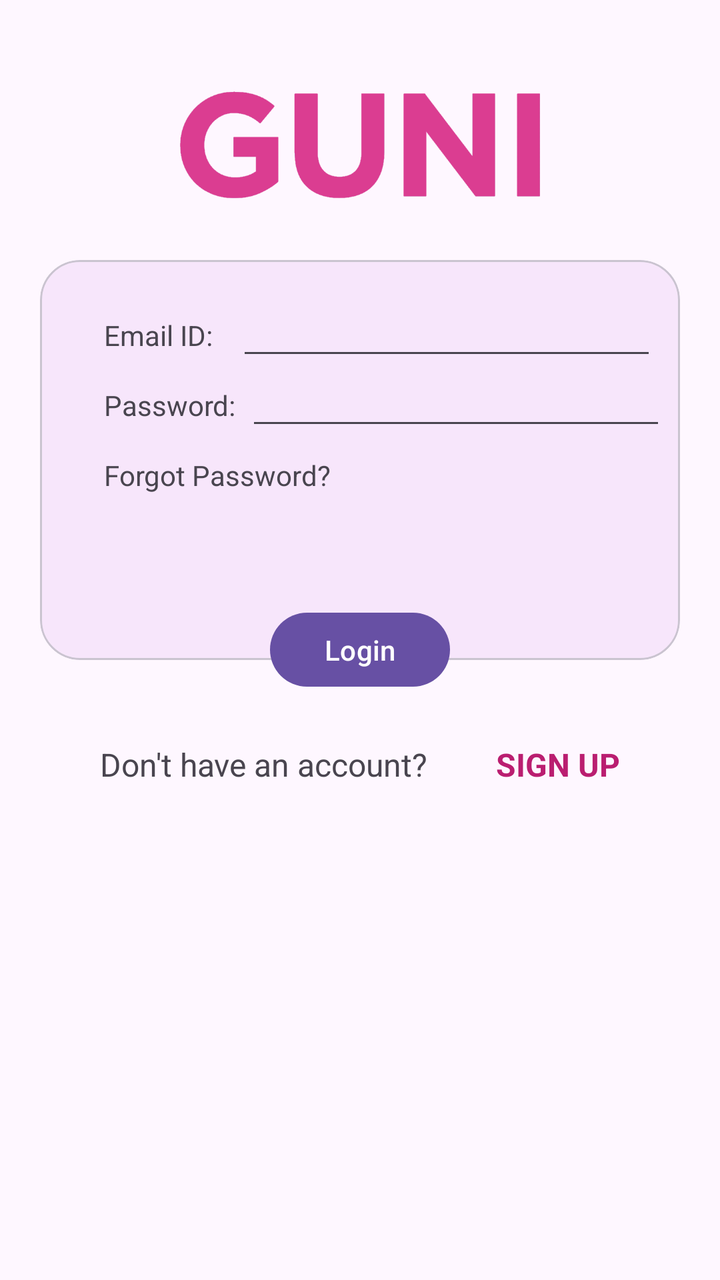
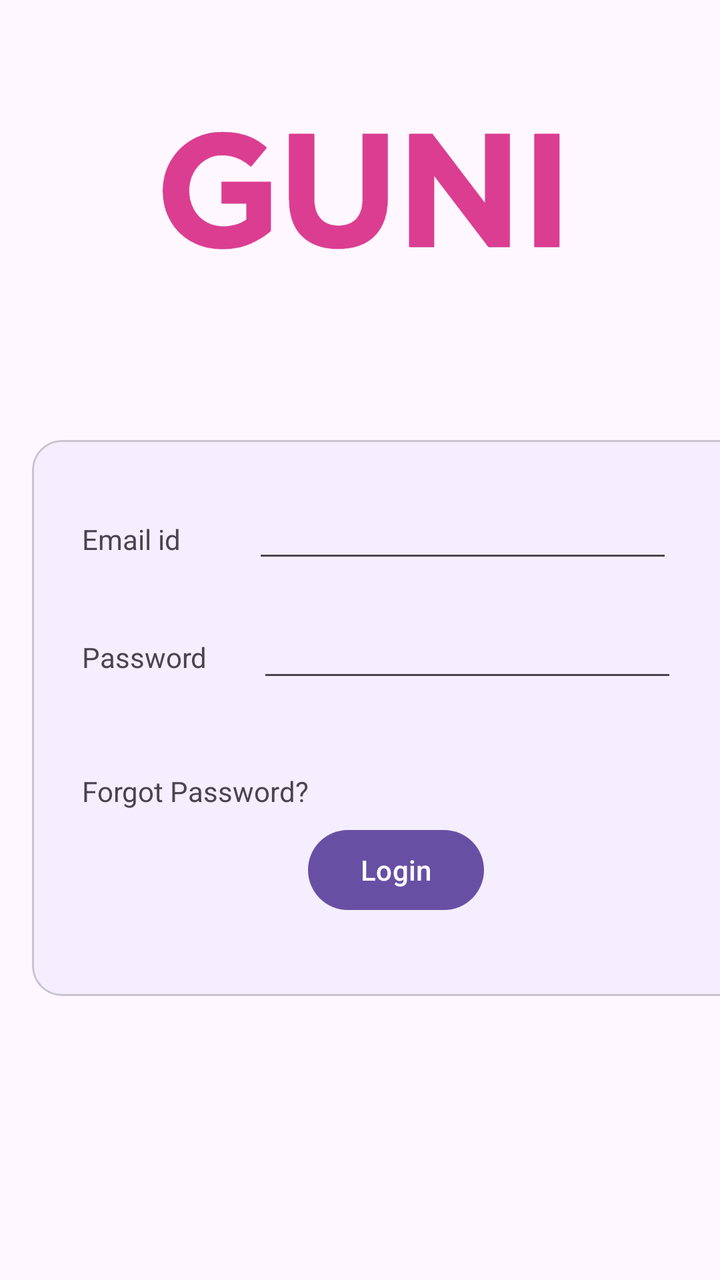

The first picture is an Android layout as it rendered before a commit; the second is the same layout after the commit. The layout source and the unified diff follow.
<!-- AndroidManifest.xml: application theme Theme.Mad_Practical_3_24012011013 -->
<!-- res/layout/activity_login.xml -->
<?xml version="1.0" encoding="utf-8"?>
<androidx.constraintlayout.widget.ConstraintLayout
    android:id="@+id/main"
    xmlns:android="http://schemas.android.com/apk/res/android"
    xmlns:app="http://schemas.android.com/apk/res-auto"
    xmlns:tools="http://schemas.android.com/tools"
    android:layout_width="match_parent"
    android:layout_height="match_parent"
    tools:context=".LoginActivity">


    <ImageView
        android:id="@+id/imageView"
        android:layout_width="match_parent"
        android:layout_height="130dp"
        app:layout_constraintBaseline_toTopOf="parent"
        app:srcCompat="@drawable/guni_pink_logo"
        />

    <com.google.android.material.card.MaterialCardView
        android:id="@+id/materialCardView"
        android:layout_width="0dp"
        android:layout_height="200dp"
        android:layout_marginHorizontal="20dp"
        app:cardBackgroundColor="#F7E6FB"
        app:cardCornerRadius="20dp"
        app:layout_constraintEnd_toEndOf="parent"
        app:layout_constraintStart_toStartOf="parent"
        app:layout_constraintTop_toBottomOf="@id/imageView">

        <androidx.constraintlayout.widget.ConstraintLayout
            android:layout_width="match_parent"
            android:layout_height="match_parent">

            <TextView
                android:id="@+id/textView2"
                android:layout_width="wrap_content"
                android:layout_height="wrap_content"
                android:layout_marginStart="32dp"
                android:layout_marginTop="28dp"
                android:text="Email ID:"
                app:layout_constraintStart_toStartOf="parent"
                app:layout_constraintTop_toTopOf="parent" />

            <TextView
                android:id="@+id/textView3"
                android:layout_width="wrap_content"
                android:layout_height="wrap_content"
                android:layout_marginTop="16dp"
                android:text="Password:"
                app:layout_constraintStart_toStartOf="@+id/textView2"
                app:layout_constraintTop_toBottomOf="@+id/textView2" />

            <EditText
                android:id="@+id/editTextTextEmailAddress"
                android:layout_width="wrap_content"
                android:layout_height="wrap_content"
                android:ems="10"
                android:inputType="textEmailAddress"
                app:layout_constraintBaseline_toBaselineOf="@+id/textView2"
                app:layout_constraintEnd_toEndOf="parent"
                app:layout_constraintStart_toEndOf="@+id/textView2" />

            <EditText
                android:id="@+id/editTextTextPassword"
                android:layout_width="wrap_content"
                android:layout_height="wrap_content"
                android:ems="10"
                android:inputType="textPassword"
                app:layout_constraintBaseline_toBaselineOf="@+id/textView3"
                app:layout_constraintEnd_toEndOf="parent"
                app:layout_constraintHorizontal_bias="0.412"
                app:layout_constraintStart_toEndOf="@+id/textView3" />

            <TextView
                android:id="@+id/textView"
                android:layout_width="wrap_content"
                android:layout_height="wrap_content"
                android:layout_marginTop="16dp"
                android:text="Forgot Password?"
                app:layout_constraintStart_toStartOf="@+id/textView3"
                app:layout_constraintTop_toBottomOf="@+id/textView3" />

        </androidx.constraintlayout.widget.ConstraintLayout>
    </com.google.android.material.card.MaterialCardView>

    <TextView
        android:id="@+id/textView4"
        android:layout_width="wrap_content"
        android:layout_height="wrap_content"
        android:layout_marginStart="50dp"
        android:layout_marginTop="24dp"
        android:textSize="16dp"
        android:text="Don't have an account?"
        app:layout_constraintStart_toStartOf="parent"
        app:layout_constraintTop_toBottomOf="@+id/btnSubmit" />

    <TextView
        android:id="@+id/textView5"
        android:layout_width="wrap_content"
        android:layout_height="wrap_content"
        android:layout_marginEnd="16dp"
        android:text="SIGN UP"
        android:textColor="#BA1E70"
        android:textSize="16dp"
        android:textStyle="bold"
        android:visibility="visible"
        app:layout_constraintEnd_toEndOf="parent"
        app:layout_constraintStart_toEndOf="@+id/textView4"
        app:layout_constraintTop_toTopOf="@+id/textView4"
        tools:visibility="visible" />

    <Button
        android:id="@+id/btnSubmit"
        android:layout_width="90dp"
        android:layout_height="45dp"
        android:layout_marginTop="-28dp"
        android:text="Login"
        app:layout_constraintTop_toBottomOf="@+id/materialCardView"
        app:layout_constraintStart_toStartOf="parent"
        app:layout_constraintEnd_toEndOf="parent"/>
</androidx.constraintlayout.widget.ConstraintLayout>
<!-- resources referenced by this layout -->
<resources>
  <!-- drawable guni_pink_logo: png bitmap (drawable, 16701 bytes) -->
  <style name="Theme.Mad_Practical_3_24012011013" parent="Base.Theme.Mad_Practical_3_24012011013" />
  <style name="Base.Theme.Mad_Practical_3_24012011013" parent="Theme.Material3.DayNight.NoActionBar">
          
          
      </style>
</resources>

<!-- the commit's change to res/layout/activity_login.xml (unified diff, before → after) -->
@@ -1,122 +1,100 @@
 <?xml version="1.0" encoding="utf-8"?>
-<androidx.constraintlayout.widget.ConstraintLayout
-    android:id="@+id/main"
-    xmlns:android="http://schemas.android.com/apk/res/android"
+<androidx.constraintlayout.widget.ConstraintLayout xmlns:android="http://schemas.android.com/apk/res/android"
     xmlns:app="http://schemas.android.com/apk/res-auto"
     xmlns:tools="http://schemas.android.com/tools"
+    android:id="@+id/main"
     android:layout_width="match_parent"
     android:layout_height="match_parent"
     tools:context=".LoginActivity">
 
-
     <ImageView
-        android:id="@+id/imageView"
-        android:layout_width="match_parent"
-        android:layout_height="130dp"
-        app:layout_constraintBaseline_toTopOf="parent"
-        app:srcCompat="@drawable/guni_pink_logo"
-        />
+        android:id="@+id/imageView2"
+        android:layout_width="397dp"
+        android:layout_height="164dp"
+        android:layout_marginStart="5dp"
+        android:layout_marginTop="5dp"
+        android:layout_marginEnd="5dp"
+        app:layout_constraintEnd_toEndOf="parent"
+        app:layout_constraintStart_toStartOf="parent"
+        app:layout_constraintTop_toTopOf="parent"
+        app:srcCompat="@drawable/guni_pink_logo" />
 
     <com.google.android.material.card.MaterialCardView
-        android:id="@+id/materialCardView"
-        android:layout_width="0dp"
-        android:layout_height="200dp"
-        android:layout_marginHorizontal="20dp"
-        app:cardBackgroundColor="#F7E6FB"
-        app:cardCornerRadius="20dp"
-        app:layout_constraintEnd_toEndOf="parent"
+        android:layout_width="368dp"
+        android:layout_height="278dp"
+        android:layout_marginStart="16dp"
+        android:layout_marginTop="220dp"
+        app:cardBackgroundColor="@color/material_dynamic_tertiary95"
+        app:cardCornerRadius="15dp"
         app:layout_constraintStart_toStartOf="parent"
-        app:layout_constraintTop_toBottomOf="@id/imageView">
+        app:layout_constraintTop_toTopOf="parent">
 
         <androidx.constraintlayout.widget.ConstraintLayout
             android:layout_width="match_parent"
             android:layout_height="match_parent">
 
             <TextView
-                android:id="@+id/textView2"
+                android:id="@+id/textView3"
                 android:layout_width="wrap_content"
                 android:layout_height="wrap_content"
-                android:layout_marginStart="32dp"
-                android:layout_marginTop="28dp"
-                android:text="Email ID:"
+                android:layout_marginStart="25dp"
+                android:layout_marginTop="40dp"
+                android:text="Email id"
                 app:layout_constraintStart_toStartOf="parent"
                 app:layout_constraintTop_toTopOf="parent" />
 
-            <TextView
-                android:id="@+id/textView3"
+            <EditText
+                android:id="@+id/editTextText"
                 android:layout_width="wrap_content"
                 android:layout_height="wrap_content"
-                android:layout_marginTop="16dp"
-                android:text="Password:"
-                app:layout_constraintStart_toStartOf="@+id/textView2"
-                app:layout_constraintTop_toBottomOf="@+id/textView2" />
+                android:layout_marginStart="36dp"
+                android:layout_marginTop="25dp"
+                android:ems="10"
+                android:inputType="text"
+                app:layout_constraintStart_toEndOf="@+id/textView3"
+                app:layout_constraintTop_toTopOf="parent" />
+
+            <TextView
+                android:id="@+id/textView4"
+                android:layout_width="wrap_content"
+                android:layout_height="wrap_content"
+                android:layout_marginStart="25dp"
+                android:layout_marginTop="40dp"
+                android:text="Password"
+                app:layout_constraintStart_toStartOf="parent"
+                app:layout_constraintTop_toBottomOf="@+id/textView3" />
 
             <EditText
-                android:id="@+id/editTextTextEmailAddress"
+                android:id="@+id/editTextText2"
                 android:layout_width="wrap_content"
                 android:layout_height="wrap_content"
+                android:layout_marginStart="25dp"
                 android:ems="10"
-                android:inputType="textEmailAddress"
-                app:layout_constraintBaseline_toBaselineOf="@+id/textView2"
-                app:layout_constraintEnd_toEndOf="parent"
-                app:layout_constraintStart_toEndOf="@+id/textView2" />
+                android:inputType="text"
+                app:layout_constraintBaseline_toBaselineOf="@+id/textView4"
+                app:layout_constraintStart_toEndOf="@+id/textView4" />
 
-            <EditText
-                android:id="@+id/editTextTextPassword"
+            <TextView
+                android:id="@+id/textView5"
                 android:layout_width="wrap_content"
                 android:layout_height="wrap_content"
-                android:ems="10"
-                android:inputType="textPassword"
-                app:layout_constraintBaseline_toBaselineOf="@+id/textView3"
-                app:layout_constraintEnd_toEndOf="parent"
-                app:layout_constraintHorizontal_bias="0.412"
-                app:layout_constraintStart_toEndOf="@+id/textView3" />
+                android:layout_marginStart="25dp"
+                android:layout_marginTop="40dp"
+                android:text="Forgot Password?"
+                app:layout_constraintStart_toStartOf="parent"
+                app:layout_constraintTop_toBottomOf="@+id/editTextText2" />
 
-            <TextView
-                android:id="@+id/textView"
+            <Button
+                android:id="@+id/button"
                 android:layout_width="wrap_content"
                 android:layout_height="wrap_content"
-                android:layout_marginTop="16dp"
-                android:text="Forgot Password?"
-                app:layout_constraintStart_toStartOf="@+id/textView3"
-                app:layout_constraintTop_toBottomOf="@+id/textView3" />
-
+                android:layout_marginStart="138dp"
+                android:layout_marginTop="65dp"
+                android:text="Login"
+                app:layout_constraintStart_toStartOf="parent"
+                app:layout_constraintTop_toBottomOf="@+id/editTextText2" />
         </androidx.constraintlayout.widget.ConstraintLayout>
     </com.google.android.material.card.MaterialCardView>
 
-    <TextView
-        android:id="@+id/textView4"
-        android:layout_width="wrap_content"
-        android:layout_height="wrap_content"
-        android:layout_marginStart="50dp"
-        android:layout_marginTop="24dp"
-        android:textSize="16dp"
-        android:text="Don't have an account?"
-        app:layout_constraintStart_toStartOf="parent"
-        app:layout_constraintTop_toBottomOf="@+id/btnSubmit" />
 
-    <TextView
-        android:id="@+id/textView5"
-        android:layout_width="wrap_content"
-        android:layout_height="wrap_content"
-        android:layout_marginEnd="16dp"
-        android:text="SIGN UP"
-        android:textColor="#BA1E70"
-        android:textSize="16dp"
-        android:textStyle="bold"
-        android:visibility="visible"
-        app:layout_constraintEnd_toEndOf="parent"
-        app:layout_constraintStart_toEndOf="@+id/textView4"
-        app:layout_constraintTop_toTopOf="@+id/textView4"
-        tools:visibility="visible" />
-
-    <Button
-        android:id="@+id/btnSubmit"
-        android:layout_width="90dp"
-        android:layout_height="45dp"
-        android:layout_marginTop="-28dp"
-        android:text="Login"
-        app:layout_constraintTop_toBottomOf="@+id/materialCardView"
-        app:layout_constraintStart_toStartOf="parent"
-        app:layout_constraintEnd_toEndOf="parent"/>
 </androidx.constraintlayout.widget.ConstraintLayout>
